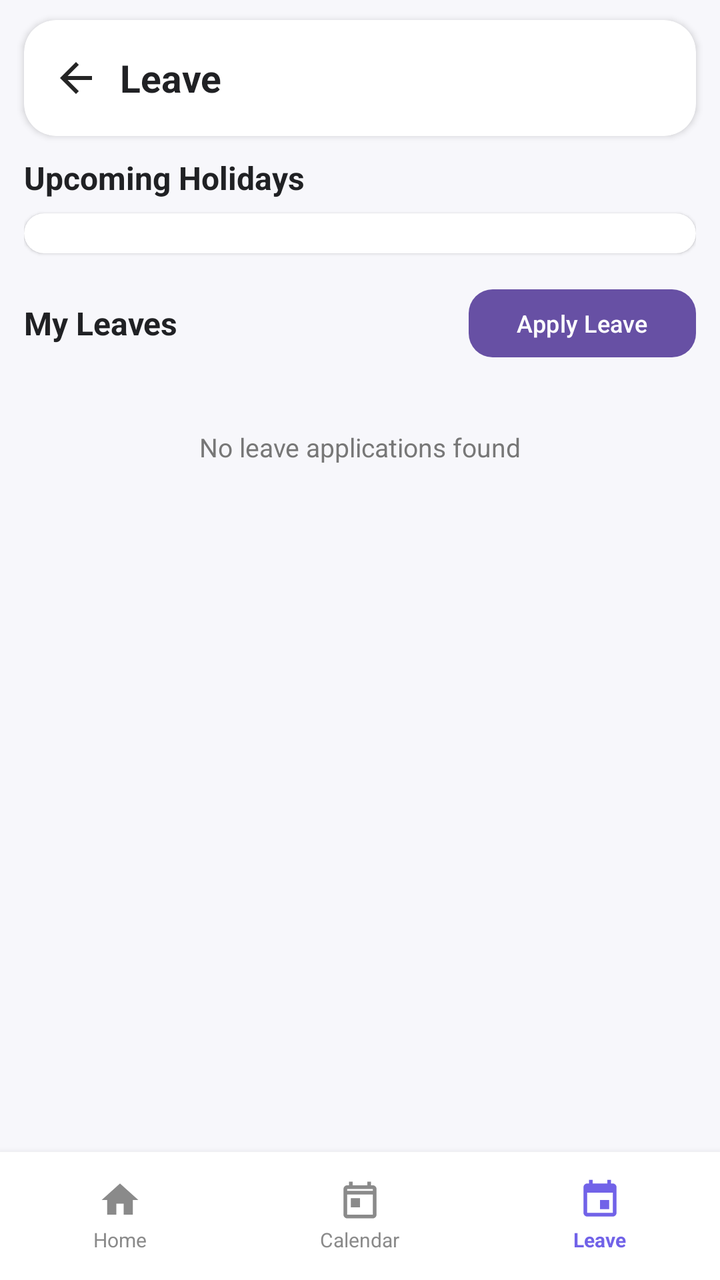
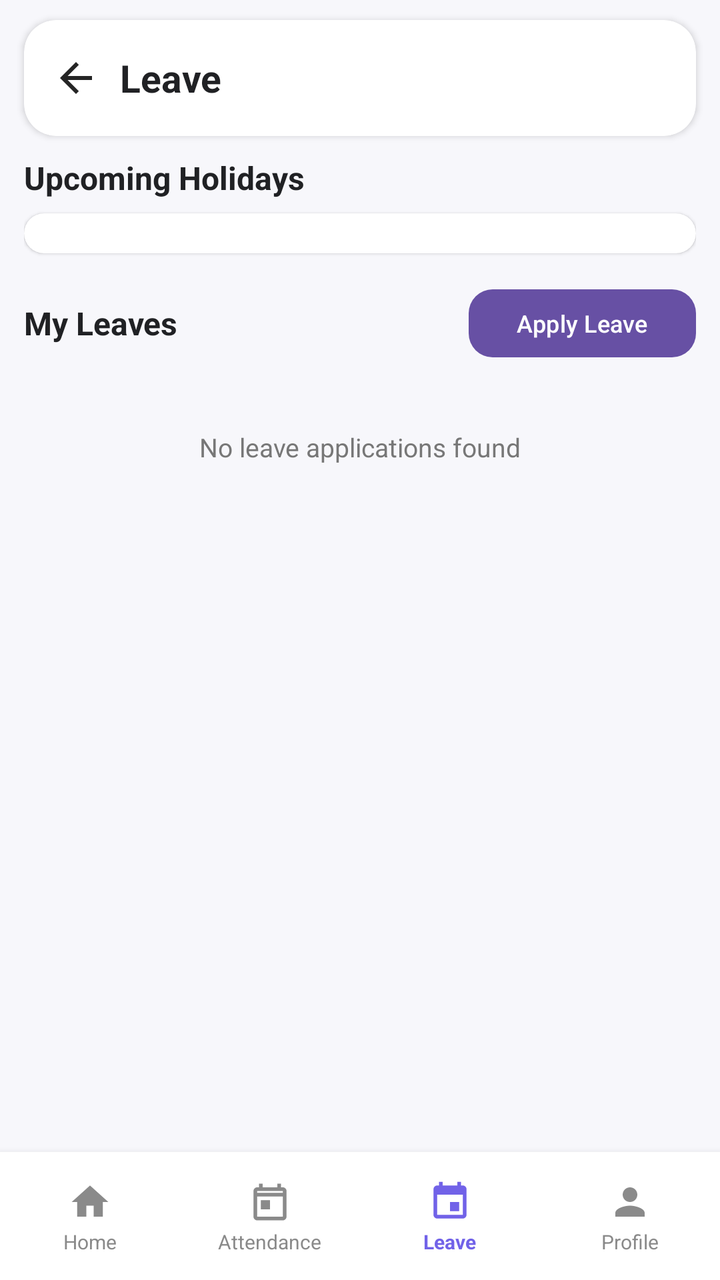

The first picture is an Android layout as it rendered before a commit; the second is the same layout after the commit. The layout source and the unified diff follow.
<!-- AndroidManifest.xml: application theme Theme.CollegeAttendance -->
<!-- res/layout/activity_leave.xml -->
<?xml version="1.0" encoding="utf-8"?>
<LinearLayout xmlns:android="http://schemas.android.com/apk/res/android"
    xmlns:app="http://schemas.android.com/apk/res-auto"
    android:layout_width="match_parent"
    android:layout_height="match_parent"
    android:background="#F7F7FB"
    android:orientation="vertical">

    
    
    

    <com.google.android.material.card.MaterialCardView
        android:layout_width="match_parent"
        android:layout_height="58dp"
        android:layout_marginStart="12dp"
        android:layout_marginTop="10dp"
        android:layout_marginEnd="12dp"
        android:layout_marginBottom="8dp"
        app:cardBackgroundColor="@android:color/white"
        app:cardCornerRadius="16dp"
        app:cardElevation="2dp"
        app:strokeWidth="0dp">

        <LinearLayout
            android:layout_width="match_parent"
            android:layout_height="match_parent"
            android:gravity="center_vertical"
            android:orientation="horizontal"
            android:paddingStart="4dp"
            android:paddingEnd="12dp">

            <ImageButton
                android:id="@+id/btnBack"
                android:layout_width="44dp"
                android:layout_height="44dp"
                android:background="?attr/selectableItemBackgroundBorderless"
                android:contentDescription="@string/back"
                android:padding="11dp"
                android:src="@drawable/ic_arrow_back"
                app:tint="#252525" />

            <TextView
                android:layout_width="0dp"
                android:layout_height="wrap_content"
                android:layout_weight="1"
                android:text="@string/leave_title"
                android:textColor="#202124"
                android:textSize="19sp"
                android:textStyle="bold" />

        </LinearLayout>

    </com.google.android.material.card.MaterialCardView>


    
    
    

    <ScrollView
        android:layout_width="match_parent"
        android:layout_height="0dp"
        android:layout_weight="1"
        android:fillViewport="true"
        android:overScrollMode="never">

        <LinearLayout
            android:layout_width="match_parent"
            android:layout_height="wrap_content"
            android:orientation="vertical"
            android:paddingStart="12dp"
            android:paddingEnd="12dp"
            android:paddingBottom="10dp">

            
            
            

            <LinearLayout
                android:layout_width="match_parent"
                android:layout_height="wrap_content"
                android:layout_marginTop="2dp"
                android:gravity="center_vertical"
                android:orientation="horizontal">

                <TextView
                    android:layout_width="0dp"
                    android:layout_height="wrap_content"
                    android:layout_weight="1"
                    android:text="@string/upcoming_holidays"
                    android:textColor="#202124"
                    android:textSize="16sp"
                    android:textStyle="bold" />

            </LinearLayout>


            <com.google.android.material.card.MaterialCardView
                android:layout_width="match_parent"
                android:layout_height="wrap_content"
                android:layout_marginTop="7dp"
                app:cardBackgroundColor="@android:color/white"
                app:cardCornerRadius="16dp"
                app:cardElevation="1dp"
                app:strokeWidth="0dp">

                <LinearLayout
                    android:id="@+id/holidayContainer"
                    android:layout_width="match_parent"
                    android:layout_height="wrap_content"
                    android:orientation="vertical"
                    android:padding="10dp">

                    <TextView
                        android:id="@+id/tvNoUpcomingHolidays"
                        android:layout_width="match_parent"
                        android:layout_height="wrap_content"
                        android:gravity="center"
                        android:padding="12dp"
                        android:text="@string/no_upcoming_holidays"
                        android:textColor="#777777"
                        android:textSize="12sp"
                        android:visibility="gone" />

                </LinearLayout>

            </com.google.android.material.card.MaterialCardView>


            
            
            

            <LinearLayout
                android:layout_width="match_parent"
                android:layout_height="wrap_content"
                android:layout_marginTop="14dp"
                android:gravity="center_vertical"
                android:orientation="horizontal">

                <TextView
                    android:layout_width="0dp"
                    android:layout_height="wrap_content"
                    android:layout_weight="1"
                    android:text="@string/my_leaves"
                    android:textColor="#202124"
                    android:textSize="16sp"
                    android:textStyle="bold" />

                <com.google.android.material.button.MaterialButton
                    android:id="@+id/btnApplyLeave"
                    android:layout_width="wrap_content"
                    android:layout_height="42dp"
                    android:text="@string/apply_leave"
                    android:textAllCaps="false"
                    android:textSize="12sp"
                    app:cornerRadius="12dp" />

            </LinearLayout>


            
            
            

            <LinearLayout
                android:id="@+id/leaveContainer"
                android:layout_width="match_parent"
                android:layout_height="wrap_content"
                android:layout_marginTop="7dp"
                android:orientation="vertical">

                <TextView
                    android:id="@+id/tvNoLeaves"
                    android:layout_width="match_parent"
                    android:layout_height="wrap_content"
                    android:gravity="center"
                    android:padding="25dp"
                    android:text="@string/no_leaves"
                    android:textColor="#777777"
                    android:textSize="13sp" />

            </LinearLayout>

        </LinearLayout>

    </ScrollView>


    
    
    

    <com.google.android.material.card.MaterialCardView
        android:layout_width="match_parent"
        android:layout_height="64dp"
        app:cardBackgroundColor="@android:color/white"
        app:cardCornerRadius="0dp"
        app:cardElevation="6dp"
        app:strokeWidth="0dp">

        <LinearLayout
            android:layout_width="match_parent"
            android:layout_height="match_parent"
            android:gravity="center"
            android:orientation="horizontal">

            

            <LinearLayout
                android:id="@+id/navHome"
                android:layout_width="0dp"
                android:layout_height="match_parent"
                android:layout_weight="1"
                android:clickable="true"
                android:focusable="true"
                android:gravity="center"
                android:orientation="vertical">

                <ImageView
                    android:layout_width="22dp"
                    android:layout_height="22dp"
                    android:src="@drawable/ic_home"
                    app:tint="#8A8A8A" />

                <TextView
                    android:layout_width="wrap_content"
                    android:layout_height="wrap_content"
                    android:layout_marginTop="2dp"
                    android:text="@string/home"
                    android:textColor="#8A8A8A"
                    android:textSize="10sp" />

            </LinearLayout>


            

            <LinearLayout
                android:id="@+id/navCalendar"
                android:layout_width="0dp"
                android:layout_height="match_parent"
                android:layout_weight="1"
                android:clickable="true"
                android:focusable="true"
                android:gravity="center"
                android:orientation="vertical">

                <ImageView
                    android:layout_width="22dp"
                    android:layout_height="22dp"
                    android:src="@drawable/ic_calendar"
                    app:tint="#8A8A8A" />

                <TextView
                    android:layout_width="wrap_content"
                    android:layout_height="wrap_content"
                    android:layout_marginTop="2dp"
                    android:text="@string/calendar_title"
                    android:textColor="#8A8A8A"
                    android:textSize="10sp" />

            </LinearLayout>


            

            <LinearLayout
                android:id="@+id/navLeave"
                android:layout_width="0dp"
                android:layout_height="match_parent"
                android:layout_weight="1"
                android:clickable="true"
                android:focusable="true"
                android:gravity="center"
                android:orientation="vertical">

                <ImageView
                    android:layout_width="22dp"
                    android:layout_height="22dp"
                    android:src="@drawable/ic_event"
                    app:tint="#7162E8" />

                <TextView
                    android:layout_width="wrap_content"
                    android:layout_height="wrap_content"
                    android:layout_marginTop="2dp"
                    android:text="@string/leave_title"
                    android:textColor="#7162E8"
                    android:textSize="10sp"
                    android:textStyle="bold" />

            </LinearLayout>

        </LinearLayout>

    </com.google.android.material.card.MaterialCardView>

</LinearLayout>
<!-- resources referenced by this layout -->
<resources>
  <!-- drawable ic_arrow_back (drawable) -->
  <vector xmlns:android="http://schemas.android.com/apk/res/android"
      android:width="24dp"
      android:height="24dp"
      android:viewportWidth="24"
      android:viewportHeight="24">
  
      <path
          android:fillColor="#000000"
          android:pathData="M20,11H7.83L13.42,5.41L12,4L4,12L12,20L13.41,18.59L7.83,13H20V11Z" />
  
  </vector>
  <!-- drawable ic_calendar (drawable) -->
  <vector xmlns:android="http://schemas.android.com/apk/res/android"
      android:width="24dp"
      android:height="24dp"
      android:viewportWidth="24"
      android:viewportHeight="24">
  
      <path
          android:fillColor="#000000"
          android:pathData="M19,4h-1V2h-2v2H8V2H6v2H5c-1.11,0 -1.99,0.9 -1.99,2L3,20c0,1.1 0.89,2 2,2h14c1.1,0 2,-0.9 2,-2V6c0,-1.1 -0.9,-2 -2,-2zM19,20H5V9h14v11zM5,7V6h14v1H5zM7,11h5v5H7z" />
  
  </vector>
  <!-- drawable ic_event (drawable) -->
  <vector xmlns:android="http://schemas.android.com/apk/res/android"
      android:width="24dp"
      android:height="24dp"
      android:viewportWidth="24"
      android:viewportHeight="24">
  
      <path
          android:fillColor="#000000"
          android:pathData="M17,12h-5v5h5v-5zM16,1v2H8V1H6v2H5c-1.11,0 -1.99,0.9 -1.99,2L3,19c0,1.1 0.89,2 2,2h14c1.1,0 2,-0.9 2,-2V5c0,-1.1 -0.9,-2 -2,-2h-1V1h-2zM19,19H5V8h14v11z" />
  
  </vector>
  <!-- drawable ic_home (drawable) -->
  <vector xmlns:android="http://schemas.android.com/apk/res/android"
      android:width="24dp"
      android:height="24dp"
      android:viewportWidth="24"
      android:viewportHeight="24">
  
      <path
          android:fillColor="#000000"
          android:pathData="M10,20v-6h4v6h5v-8h3L12,3 2,12h3v8z" />
  
  </vector>
  <string name="apply_leave">
          Apply Leave
      </string>
  <string name="back">Back</string>
  <string name="calendar_title">Calendar</string>
  <string name="home">Home</string>
  <string name="leave_title">Leave</string>
  <string name="my_leaves">
          My Leaves
      </string>
  <string name="no_leaves">
          No leave applications found
      </string>
  <string name="no_upcoming_holidays">
          No upcoming holidays
      </string>
  <string name="upcoming_holidays">
          Upcoming Holidays
      </string>
  <style name="Theme.CollegeAttendance" parent="Base.Theme.CollegeAttendance" />
  <style name="Base.Theme.CollegeAttendance" parent="Theme.Material3.DayNight.NoActionBar">
          
          
      </style>
</resources>

<!-- the commit's change to res/layout/activity_leave.xml (unified diff, before → after) -->
@@ -206,6 +206,9 @@
             android:gravity="center"
             android:orientation="horizontal">
 
+
+            
+            
             
 
             <LinearLayout
@@ -213,18 +216,23 @@
                 android:layout_width="0dp"
                 android:layout_height="match_parent"
                 android:layout_weight="1"
+                android:background="?attr/selectableItemBackground"
                 android:clickable="true"
                 android:focusable="true"
                 android:gravity="center"
-                android:orientation="vertical">
+                android:orientation="vertical"
+                android:paddingTop="7dp"
+                android:paddingBottom="5dp">
 
                 <ImageView
+                    android:id="@+id/iconHome"
                     android:layout_width="22dp"
                     android:layout_height="22dp"
                     android:src="@drawable/ic_home"
                     app:tint="#8A8A8A" />
 
                 <TextView
+                    android:id="@+id/textHome"
                     android:layout_width="wrap_content"
                     android:layout_height="wrap_content"
                     android:layout_marginTop="2dp"
@@ -236,28 +244,35 @@
 
 
             
-
-            <LinearLayout
-                android:id="@+id/navCalendar"
+            
+            
+
+            <LinearLayout
+                android:id="@+id/navAttendance"
                 android:layout_width="0dp"
                 android:layout_height="match_parent"
                 android:layout_weight="1"
+                android:background="?attr/selectableItemBackground"
                 android:clickable="true"
                 android:focusable="true"
                 android:gravity="center"
-                android:orientation="vertical">
+                android:orientation="vertical"
+                android:paddingTop="7dp"
+                android:paddingBottom="5dp">
 
                 <ImageView
+                    android:id="@+id/iconAttendance"
                     android:layout_width="22dp"
                     android:layout_height="22dp"
                     android:src="@drawable/ic_calendar"
                     app:tint="#8A8A8A" />
 
                 <TextView
+                    android:id="@+id/textAttendance"
                     android:layout_width="wrap_content"
                     android:layout_height="wrap_content"
                     android:layout_marginTop="2dp"
-                    android:text="@string/calendar_title"
+                    android:text="@string/attendance"
                     android:textColor="#8A8A8A"
                     android:textSize="10sp" />
 
@@ -265,24 +280,31 @@
 
 
             
+            
+            
 
             <LinearLayout
                 android:id="@+id/navLeave"
                 android:layout_width="0dp"
                 android:layout_height="match_parent"
                 android:layout_weight="1"
+                android:background="?attr/selectableItemBackground"
                 android:clickable="true"
                 android:focusable="true"
                 android:gravity="center"
-                android:orientation="vertical">
+                android:orientation="vertical"
+                android:paddingTop="7dp"
+                android:paddingBottom="5dp">
 
                 <ImageView
+                    android:id="@+id/iconLeave"
                     android:layout_width="22dp"
                     android:layout_height="22dp"
                     android:src="@drawable/ic_event"
                     app:tint="#7162E8" />
 
                 <TextView
+                    android:id="@+id/textLeave"
                     android:layout_width="wrap_content"
                     android:layout_height="wrap_content"
                     android:layout_marginTop="2dp"
@@ -293,6 +315,42 @@
 
             </LinearLayout>
 
+
+            
+            
+            
+
+            <LinearLayout
+                android:id="@+id/navProfile"
+                android:layout_width="0dp"
+                android:layout_height="match_parent"
+                android:layout_weight="1"
+                android:background="?attr/selectableItemBackground"
+                android:clickable="true"
+                android:focusable="true"
+                android:gravity="center"
+                android:orientation="vertical"
+                android:paddingTop="7dp"
+                android:paddingBottom="5dp">
+
+                <ImageView
+                    android:id="@+id/iconProfile"
+                    android:layout_width="22dp"
+                    android:layout_height="22dp"
+                    android:src="@drawable/ic_person"
+                    app:tint="#8A8A8A" />
+
+                <TextView
+                    android:id="@+id/textProfile"
+                    android:layout_width="wrap_content"
+                    android:layout_height="wrap_content"
+                    android:layout_marginTop="2dp"
+                    android:text="@string/profile"
+                    android:textColor="#8A8A8A"
+                    android:textSize="10sp" />
+
+            </LinearLayout>
+
         </LinearLayout>
 
     </com.google.android.material.card.MaterialCardView>
<!-- resource entries referenced after the edit -->
@@ -48,11 +48,23 @@
           android:pathData="M10,20v-6h4v6h5v-8h3L12,3 2,12h3v8z" />
   
   </vector>
+  <!-- drawable ic_person (drawable) -->
+  <vector xmlns:android="http://schemas.android.com/apk/res/android"
+      android:width="24dp"
+      android:height="24dp"
+      android:viewportWidth="24"
+      android:viewportHeight="24">
+  
+      <path
+          android:fillColor="#666666"
+          android:pathData="M12,12c2.21,0 4,-1.79 4,-4s-1.79,-4 -4,-4 -4,1.79 -4,4 1.79,4 4,4zM12,14c-2.67,0 -8,1.34 -8,4v2h16v-2c0,-2.66 -5.33,-4 -8,-4z" />
+  
+  </vector>
   <string name="apply_leave">
           Apply Leave
       </string>
+  <string name="attendance">Attendance</string>
   <string name="back">Back</string>
-  <string name="calendar_title">Calendar</string>
   <string name="home">Home</string>
   <string name="leave_title">Leave</string>
   <string name="my_leaves">
@@ -64,6 +76,7 @@
   <string name="no_upcoming_holidays">
           No upcoming holidays
       </string>
+  <string name="profile">Profile</string>
   <string name="upcoming_holidays">
           Upcoming Holidays
       </string>
